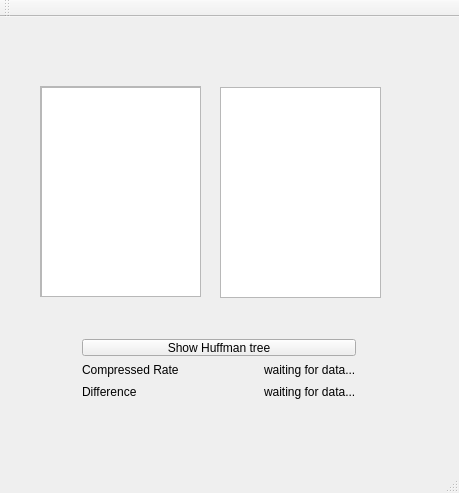
First picture: the form in mainwindow.ui, repository zhijuyingfeng/HuffmanTreewithGUI, before the edit.
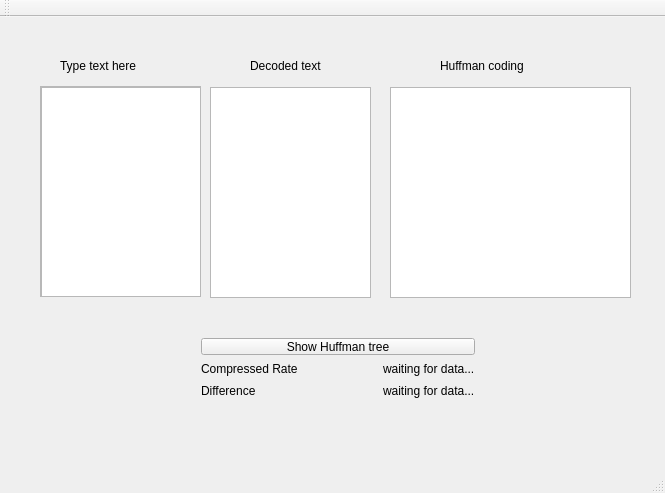
Second picture: the form after the edit.

```diff
--- a/mainwindow.ui
+++ b/mainwindow.ui
@@ -6,7 +6,7 @@
    <rect>
     <x>0</x>
     <y>0</y>
-    <width>459</width>
+    <width>665</width>
     <height>493</height>
    </rect>
   </property>
@@ -50,18 +50,18 @@
    <widget class="QTextBrowser" name="textBrowser">
     <property name="geometry">
      <rect>
-      <x>220</x>
+      <x>210</x>
       <y>70</y>
       <width>161</width>
       <height>211</height>
      </rect>
     </property>
    </widget>
-   <widget class="QWidget" name="">
+   <widget class="QWidget" name="layoutWidget">
     <property name="geometry">
      <rect>
-      <x>71</x>
-      <y>311</y>
+      <x>190</x>
+      <y>310</y>
       <width>296</width>
       <height>83</height>
      </rect>
@@ -138,6 +138,55 @@
      </item>
     </layout>
    </widget>
+   <widget class="QTextBrowser" name="huffman_coding">
+    <property name="geometry">
+     <rect>
+      <x>390</x>
+      <y>70</y>
+      <width>241</width>
+      <height>211</height>
+     </rect>
+    </property>
+   </widget>
+   <widget class="QLabel" name="label_3">
+    <property name="geometry">
+     <rect>
+      <x>60</x>
+      <y>40</y>
+      <width>111</width>
+      <height>17</height>
+     </rect>
+    </property>
+    <property name="text">
+     <string>Type text here</string>
+    </property>
+   </widget>
+   <widget class="QLabel" name="label_4">
+    <property name="geometry">
+     <rect>
+      <x>250</x>
+      <y>40</y>
+      <width>101</width>
+      <height>17</height>
+     </rect>
+    </property>
+    <property name="text">
+     <string>Decoded text</string>
+    </property>
+   </widget>
+   <widget class="QLabel" name="label_5">
+    <property name="geometry">
+     <rect>
+      <x>440</x>
+      <y>40</y>
+      <width>121</width>
+      <height>17</height>
+     </rect>
+    </property>
+    <property name="text">
+     <string>Huffman coding</string>
+    </property>
+   </widget>
   </widget>
   <widget class="QStatusBar" name="statusBar"/>
   <widget class="QMenuBar" name="menuBar">
```
Left out of the diff: 2 changed lines with no effect on the pictures.
